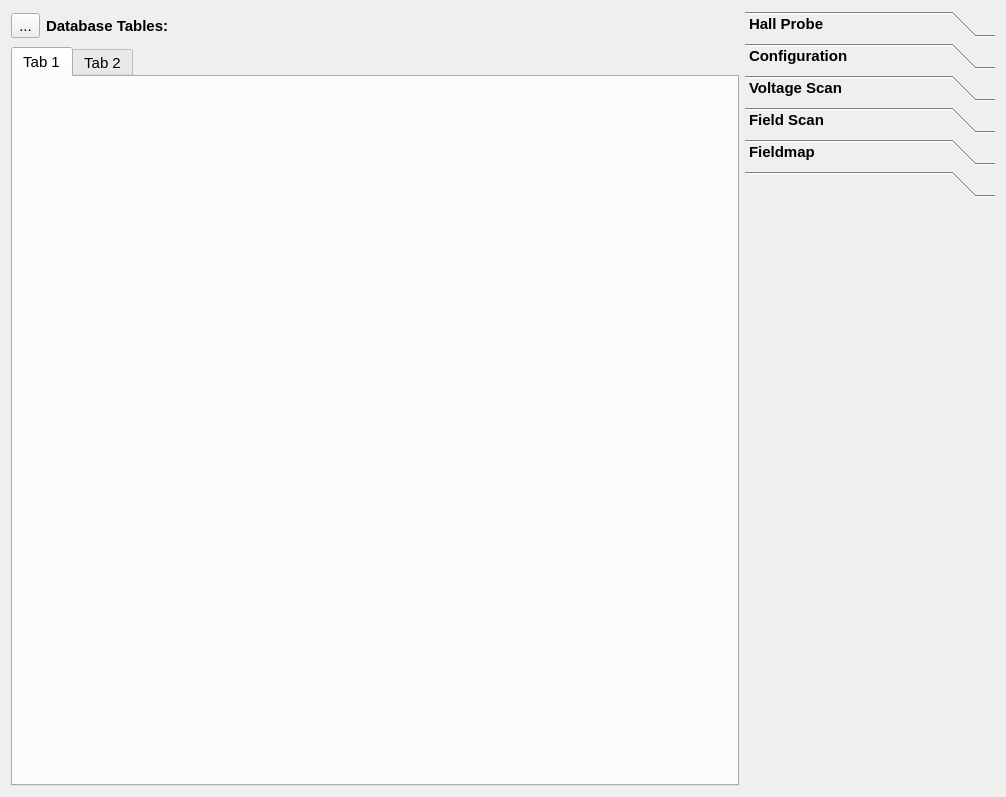
Qt form hallbench/gui/ui/databasewidget.ui (lnls-ima/hall-bench-control) before a commit.
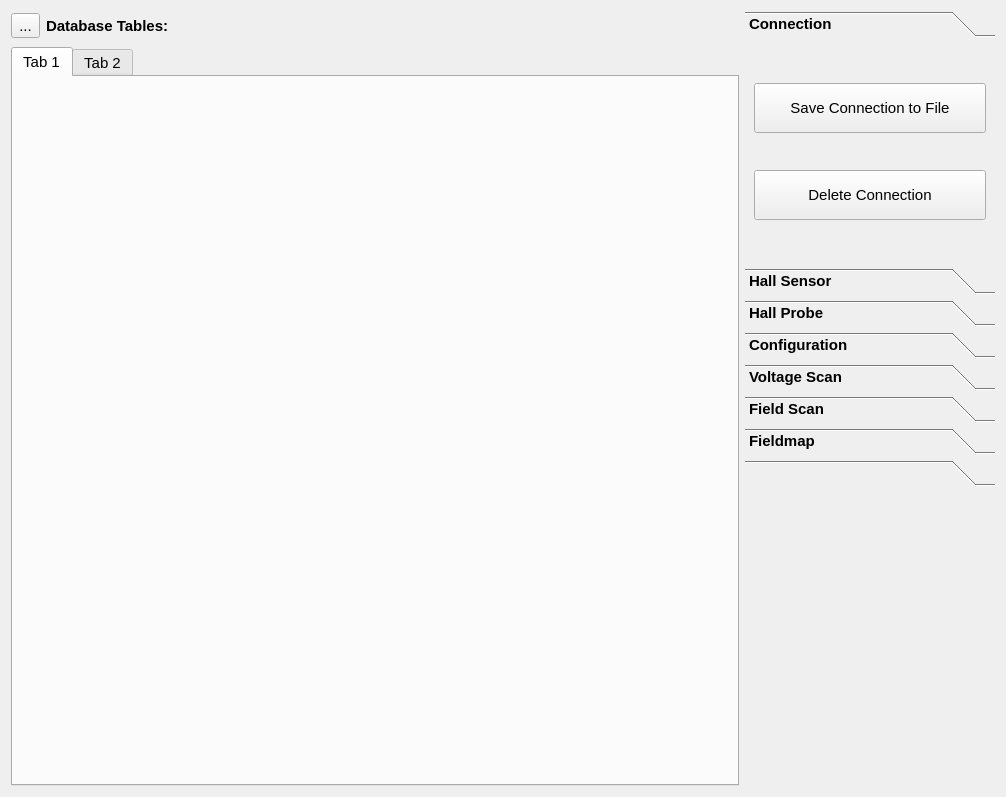
The same form after that commit. The open tabs and pages were chosen to show the change. Icons and pictures are not drawn.

Commit message: Add buttons in database widget and change reading threads to QThreads

```diff
--- a/hallbench/gui/ui/databasewidget.ui
+++ b/hallbench/gui/ui/databasewidget.ui
@@ -103,6 +103,118 @@
        <property name="currentIndex">
         <number>5</number>
        </property>
+       <widget class="QWidget" name="connection_pg">
+        <attribute name="label">
+         <string>Connection</string>
+        </attribute>
+        <layout class="QGridLayout" name="gridLayout_5">
+         <item row="0" column="0">
+          <widget class="QPushButton" name="save_connection_btn">
+           <property name="minimumSize">
+            <size>
+             <width>0</width>
+             <height>50</height>
+            </size>
+           </property>
+           <property name="font">
+            <font>
+             <weight>50</weight>
+             <bold>false</bold>
+            </font>
+           </property>
+           <property name="text">
+            <string>Save Connection to File</string>
+           </property>
+           <property name="icon">
+            <iconset>
+             <normaloff>../../resources/img/save.png</normaloff>../../resources/img/save.png</iconset>
+           </property>
+          </widget>
+         </item>
+         <item row="1" column="0">
+          <widget class="QPushButton" name="delete_connection_btn">
+           <property name="enabled">
+            <bool>true</bool>
+           </property>
+           <property name="minimumSize">
+            <size>
+             <width>0</width>
+             <height>50</height>
+            </size>
+           </property>
+           <property name="font">
+            <font>
+             <weight>50</weight>
+             <bold>false</bold>
+            </font>
+           </property>
+           <property name="text">
+            <string>Delete Connection</string>
+           </property>
+           <property name="icon">
+            <iconset>
+             <normaloff>../../resources/img/delete.png</normaloff>../../resources/img/delete.png</iconset>
+           </property>
+          </widget>
+         </item>
+        </layout>
+       </widget>
+       <widget class="QWidget" name="hall_sensor_pg">
+        <attribute name="label">
+         <string>Hall Sensor</string>
+        </attribute>
+        <layout class="QGridLayout" name="gridLayout_7">
+         <item row="0" column="0">
+          <widget class="QPushButton" name="save_hall_sensor_btn">
+           <property name="minimumSize">
+            <size>
+             <width>0</width>
+             <height>50</height>
+            </size>
+           </property>
+           <property name="font">
+            <font>
+             <weight>50</weight>
+             <bold>false</bold>
+            </font>
+           </property>
+           <property name="text">
+            <string>Save Hall Sensor to File</string>
+           </property>
+           <property name="icon">
+            <iconset>
+             <normaloff>../../resources/img/save.png</normaloff>../../resources/img/save.png</iconset>
+           </property>
+          </widget>
+         </item>
+         <item row="1" column="0">
+          <widget class="QPushButton" name="delete_hall_sensor_btn">
+           <property name="enabled">
+            <bool>true</bool>
+           </property>
+           <property name="minimumSize">
+            <size>
+             <width>0</width>
+             <height>50</height>
+            </size>
+           </property>
+           <property name="font">
+            <font>
+             <weight>50</weight>
+             <bold>false</bold>
+            </font>
+           </property>
+           <property name="text">
+            <string>Delete Hall Sensor</string>
+           </property>
+           <property name="icon">
+            <iconset>
+             <normaloff>../../resources/img/delete.png</normaloff>../../resources/img/delete.png</iconset>
+           </property>
+          </widget>
+         </item>
+        </layout>
+       </widget>
        <widget class="QWidget" name="hall_probe_pg">
         <property name="geometry">
          <rect>
@@ -115,7 +227,7 @@
         <attribute name="label">
          <string>Hall Probe</string>
         </attribute>
-        <layout class="QGridLayout" name="gridLayout_5">
+        <layout class="QGridLayout" name="gridLayout_10">
          <item row="0" column="0">
           <widget class="QPushButton" name="view_hall_probe_btn">
            <property name="minimumSize">
@@ -459,6 +571,14 @@
         </layout>
        </widget>
        <widget class="QWidget" name="empty_pg">
+        <property name="geometry">
+         <rect>
+          <x>0</x>
+          <y>0</y>
+          <width>250</width>
+          <height>215</height>
+         </rect>
+        </property>
         <attribute name="label">
          <string/>
         </attribute>
```
Left out of the diff: 147 changed lines with no effect on the pictures. The commit also changes 12 other files.
